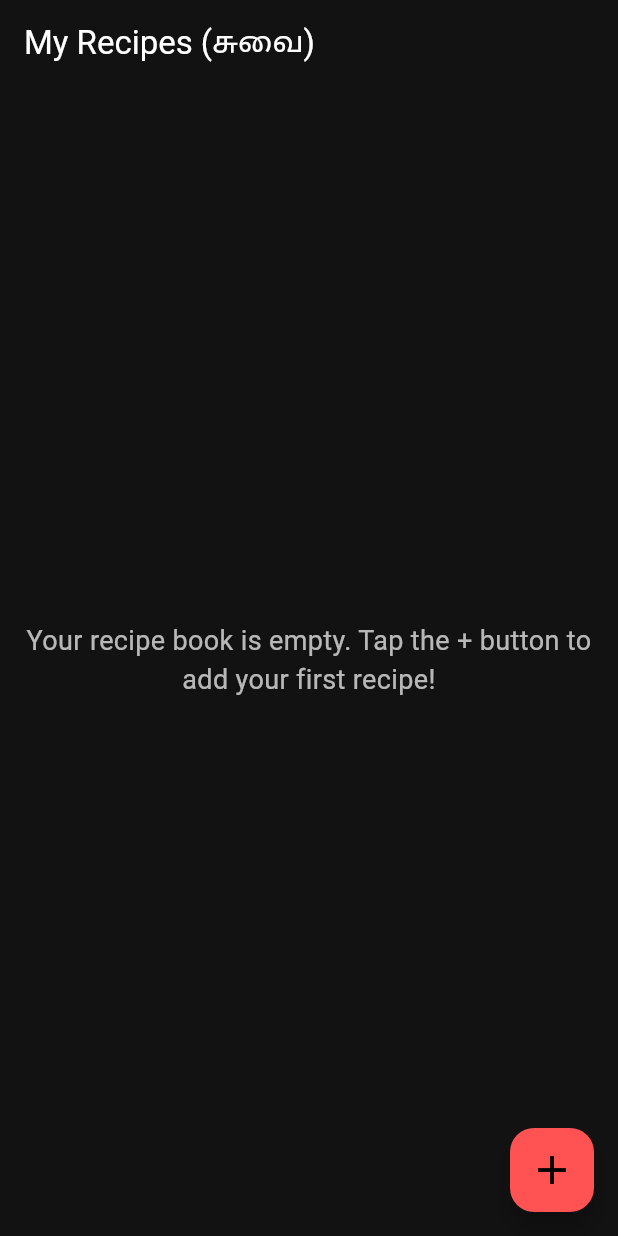
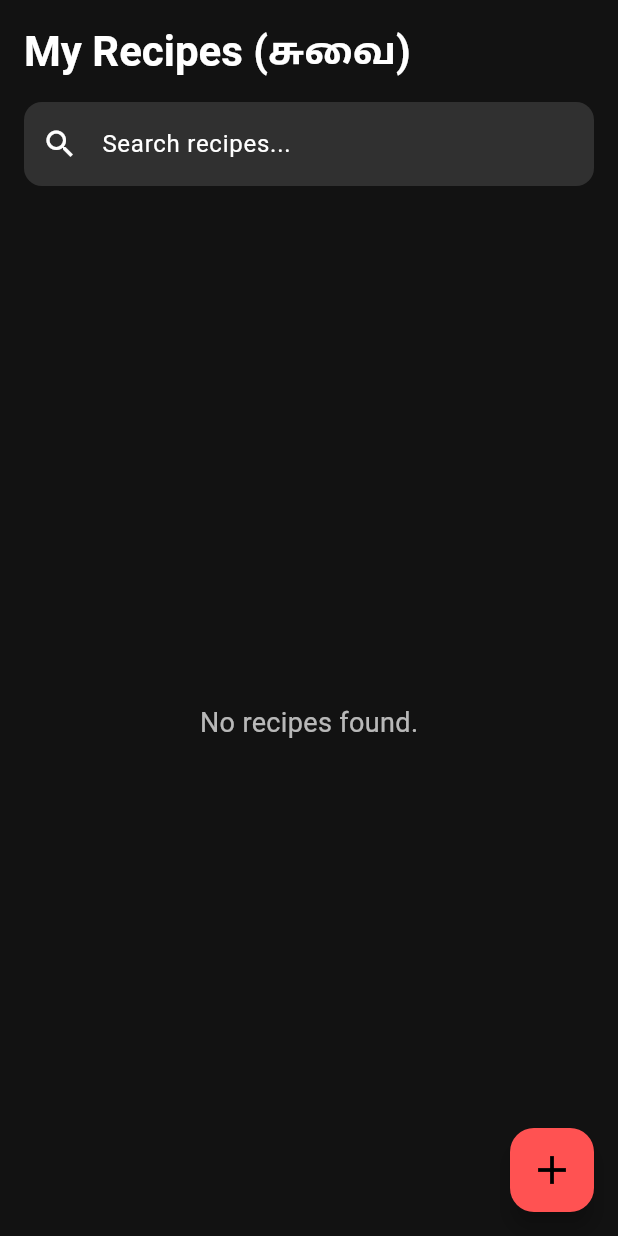
Before and after one commit to daphne-i/suvai-app, a Flutter app: the screen it shows after launch, on a phone screen of 412 x 824 dp. Run offline on Flutter 3.47's test engine with Material 3 defaults, Android fonts, the phone set to English and light mode, and no system bars; our stand-ins replace equatable, flutter_bloc, sqflite, sqflite_common_ffi; accounts and stored records are empty.

Commit message:
Added Search Bar

```diff
--- a/lib/features/recipe_book/cubit/recipe_list_cubit.dart
+++ b/lib/features/recipe_book/cubit/recipe_list_cubit.dart
@@ -11,9 +11,32 @@ class RecipeListCubit extends Cubit<RecipeListState> {
     emit(state.copyWith(status: RecipeListStatus.loading));
     try {
       final recipes = await _recipeRepository.getAllRecipes();
-      emit(state.copyWith(status: RecipeListStatus.success, recipes: recipes));
+      // Initially, the filtered list is the same as the full list
+      emit(state.copyWith(
+        status: RecipeListStatus.success,
+        recipes: recipes,
+        filteredRecipes: recipes,
+      ));
     } catch (e) {
       emit(state.copyWith(status: RecipeListStatus.failure, errorMessage: e.toString()));
     }
   }
+
+  // --- ADD THIS NEW METHOD ---
+  void searchQueryChanged(String query) {
+    if (query.isEmpty) {
+      // If the query is empty, show all recipes
+      emit(state.copyWith(filteredRecipes: state.recipes));
+    } else {
+      // Otherwise, filter the master list of recipes
+      final filtered = state.recipes.where((recipe) {
+        final queryLower = query.toLowerCase();
+        final nameMatch = recipe.name.toLowerCase().contains(queryLower);
+        // We can also search by tags as per the user story [cite: 36, 41]
+        final tagMatch = recipe.tags.any((tag) => tag.toLowerCase().contains(queryLower));
+        return nameMatch || tagMatch;
+      }).toList();
+      emit(state.copyWith(filteredRecipes: filtered));
+    }
+  }
 }
--- a/lib/features/recipe_book/cubit/recipe_list_state.dart
+++ b/lib/features/recipe_book/cubit/recipe_list_state.dart
@@ -6,25 +6,29 @@ enum RecipeListStatus { initial, loading, success, failure }
 class RecipeListState extends Equatable {
   final RecipeListStatus status;
   final List<Recipe> recipes;
+  final List<Recipe> filteredRecipes; // <-- ADD THIS
   final String errorMessage;
 
   const RecipeListState({
     this.status = RecipeListStatus.initial,
     this.recipes = const [],
+    this.filteredRecipes = const [], // <-- AND THIS
     this.errorMessage = '',
   });
 
   @override
-  List<Object> get props => [status, recipes, errorMessage];
+  List<Object> get props => [status, recipes, filteredRecipes, errorMessage]; // <-- AND THIS
 
   RecipeListState copyWith({
     RecipeListStatus? status,
     List<Recipe>? recipes,
+    List<Recipe>? filteredRecipes, // <-- AND THIS
     String? errorMessage,
   }) {
     return RecipeListState(
       status: status ?? this.status,
       recipes: recipes ?? this.recipes,
+      filteredRecipes: filteredRecipes ?? this.filteredRecipes, // <-- AND THIS
       errorMessage: errorMessage ?? this.errorMessage,
     );
   }
--- a/lib/features/recipe_book/views/recipe_list_screen.dart
+++ b/lib/features/recipe_book/views/recipe_list_screen.dart
@@ -12,15 +12,46 @@ class RecipeListScreen extends StatelessWidget {
   Widget build(BuildContext context) {
     return BlocProvider(
       create: (context) => RecipeListCubit(
-        // Assuming RecipeRepository is provided higher up the tree in main.dart
         RepositoryProvider.of<RecipeRepository>(context),
       )..loadRecipes(),
       child: Scaffold(
-        appBar: AppBar(
-          title: const Text('My Recipes (சுவை)'),
-          // The search bar will be added when we implement the search user story [cite: 40]
+        // We remove the AppBar to have more control over the layout
+        body: SafeArea(
+          child: Padding(
+            padding: const EdgeInsets.symmetric(horizontal: 16.0),
+            child: Column(
+              crossAxisAlignment: CrossAxisAlignment.start,
+              children: [
+                const SizedBox(height: 16),
+                // Main Title
+                Text(
+                  'My Recipes (சுவை)',
+                  style: Theme.of(context).textTheme.headlineMedium?.copyWith(fontWeight: FontWeight.bold),
                 ),
-        body: BlocBuilder<RecipeListCubit, RecipeListState>(
+                const SizedBox(height: 16),
+
+                // --- NEW SEARCH BAR WIDGET ---
+                TextField(
+                  decoration: InputDecoration(
+                    hintText: 'Search recipes...',
+                    prefixIcon: const Icon(Icons.search),
+                    filled: true,
+                    fillColor: Colors.grey[850],
+                    border: OutlineInputBorder(
+                      borderRadius: BorderRadius.circular(12),
+                      borderSide: BorderSide.none,
+                    ),
+                  ),
+                  onChanged: (value) {
+                    // Connects the search bar to our cubit
+                    context.read<RecipeListCubit>().searchQueryChanged(value);
+                  },
+                ),
+                const SizedBox(height: 16),
+
+                // --- GRID VIEW ---
+                Expanded(
+                  child: BlocBuilder<RecipeListCubit, RecipeListState>(
                     builder: (context, state) {
                       if (state.status == RecipeListStatus.loading) {
                         return const Center(child: CircularProgressIndicator());
@@ -30,35 +61,37 @@ class RecipeListScreen extends StatelessWidget {
                         return Center(child: Text('Failed to load recipes: ${state.errorMessage}'));
                       }
 
-            if (state.status == RecipeListStatus.success && state.recipes.isEmpty) {
+                      // Check the filtered list now
+                      if (state.filteredRecipes.isEmpty) {
                         return const Center(
-                child: Padding(
-                  padding: EdgeInsets.all(16.0),
                           child: Text(
-                    'Your recipe book is empty. Tap the + button to add your first recipe!',
-                    textAlign: TextAlign.center,
+                            'No recipes found.',
                             style: TextStyle(fontSize: 18, color: Colors.white70),
-                  ),
                           ),
                         );
                       }
 
-            // --- UI CHANGE FROM LISTVIEW TO GRIDVIEW ---
                       return GridView.builder(
-              padding: const EdgeInsets.all(12.0),
+                        padding: const EdgeInsets.only(bottom: 80.0), // Space for FAB
                         gridDelegate: const SliverGridDelegateWithFixedCrossAxisCount(
-                crossAxisCount: 2,          // 2 columns
-                crossAxisSpacing: 12.0,     // Horizontal spacing
-                mainAxisSpacing: 12.0,      // Vertical spacing
-                childAspectRatio: 0.8,      // Aspect ratio of each card
+                          crossAxisCount: 2,
+                          crossAxisSpacing: 12.0,
+                          mainAxisSpacing: 12.0,
+                          childAspectRatio: 0.8,
                         ),
-              itemCount: state.recipes.length,
+                        // Use the filtered list for the UI
+                        itemCount: state.filteredRecipes.length,
                         itemBuilder: (context, index) {
-                final recipe = state.recipes[index];
+                          final recipe = state.filteredRecipes[index];
                           return _RecipeCard(recipe: recipe);
                         },
                       );
                     },
+                  ),
+                ),
+              ],
+            ),
+          ),
         ),
         floatingActionButton: FloatingActionButton(
           onPressed: () {
@@ -71,7 +104,7 @@ class RecipeListScreen extends StatelessWidget {
   }
 }
 
-// --- NEW WIDGET FOR THE RECIPE CARD ---
+// The _RecipeCard widget remains unchanged from the previous step
 class _RecipeCard extends StatelessWidget {
   const _RecipeCard({required this.recipe});
 
@@ -80,7 +113,7 @@ class _RecipeCard extends StatelessWidget {
   @override
   Widget build(BuildContext context) {
     return Card(
-      clipBehavior: Clip.antiAlias, // Ensures the content respects the card's rounded corners
+      clipBehavior: Clip.antiAlias,
       shape: RoundedRectangleBorder(borderRadius: BorderRadius.circular(12)),
       child: Column(
         crossAxisAlignment: CrossAxisAlignment.stretch,
@@ -88,8 +121,6 @@ class _RecipeCard extends StatelessWidget {
           Expanded(
             child: Container(
               color: Colors.grey[800],
-              // Later, we'll replace this with an Image widget once we can add photos.
-              // For now, a placeholder indicates where the image will go.
               child: const Center(
                 child: Icon(Icons.photo_camera, color: Colors.white38, size: 50),
               ),
```
Lines whose indentation alone changed are shown as unchanged.
